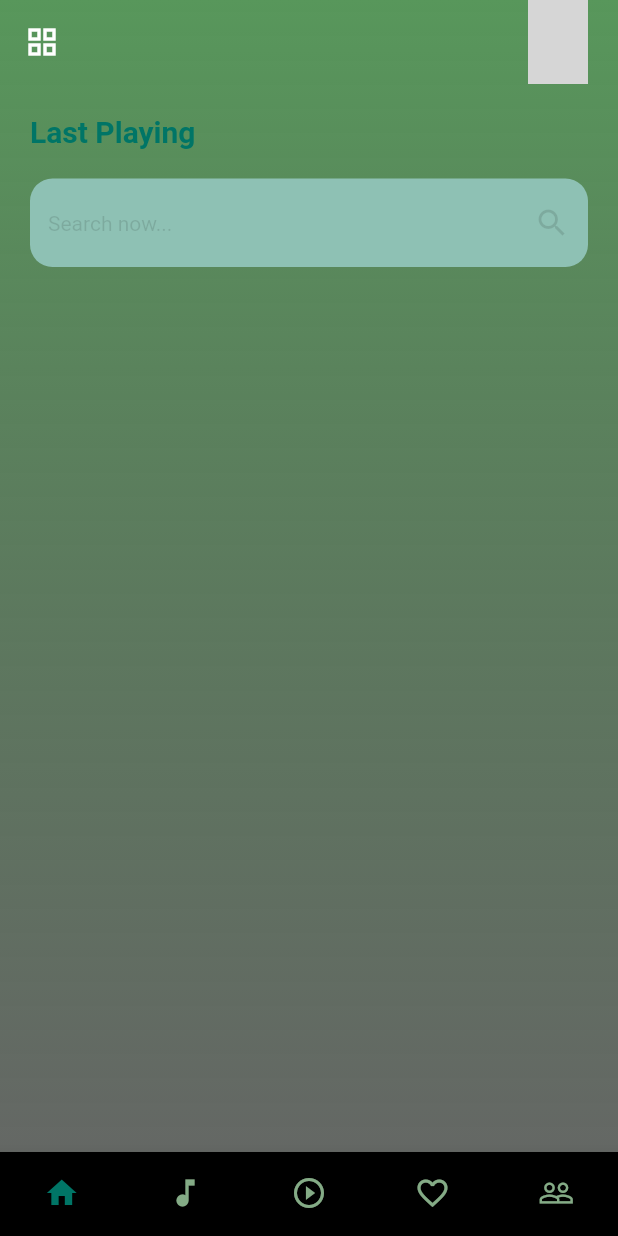
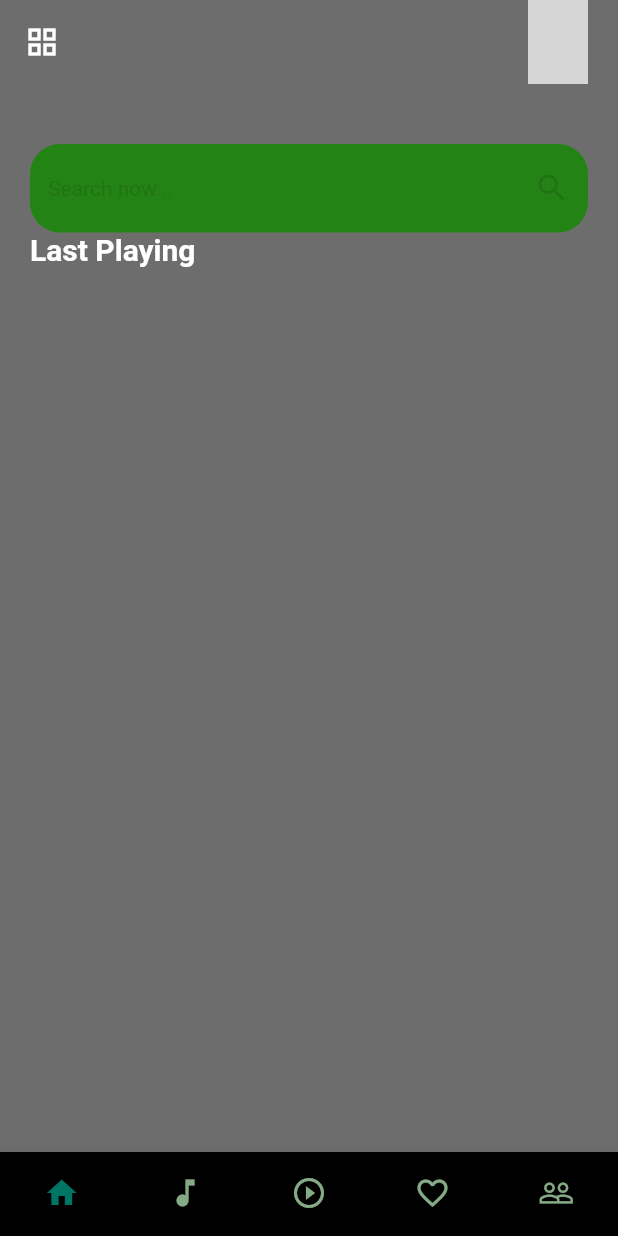
Before and after one commit to arifian853/RhythmPlayer, a Flutter app: the screen it shows after launch, on a phone screen of 412 x 824 dp. Run offline on Flutter 3.47's test engine with Material 2 defaults, Android fonts, the phone set to English and light mode, and no system bars; our stand-ins replace get; grey boxes are pictures that could not be loaded.

Commit message:
Major color changes, UI position fix - Arifian

```diff
--- a/lib/main.dart
+++ b/lib/main.dart
@@ -18,11 +18,10 @@ class MyApp extends StatelessWidget {
     return GetMaterialApp(
       title: 'RhythmPlayer Music App',
       theme: ThemeData(
-        textTheme: Theme.of(context).textTheme.apply(
-          bodyColor: Color.fromRGBO(0, 117, 102, 1),
-          displayColor: Color.fromRGBO(0, 117, 102, 1),
-        )
-      ),
+          textTheme: Theme.of(context).textTheme.apply(
+                bodyColor: const Color.fromRGBO(0, 0, 0, 1),
+                displayColor: const Color.fromRGBO(0, 0, 0, 1),
+              )),
       home: const SplashScreen(),
       getPages: [
         GetPage(name: '/', page: () => const HomeMusic()),
--- a/lib/pages/home_music.dart
+++ b/lib/pages/home_music.dart
@@ -6,16 +6,7 @@ class HomeMusic extends StatelessWidget {
   @override
   Widget build(BuildContext context) {
     return Container(
-      decoration: BoxDecoration(
-        gradient: LinearGradient(
-          begin: Alignment.topCenter,
-          end: Alignment.bottomCenter,
-          colors: [
-            Colors.green.shade800.withOpacity(0.8),
-            Colors.black12.withOpacity(0.6),
-          ],
-        ),
-      ),
+      decoration: const BoxDecoration(color: Color.fromRGBO(12, 12, 12, 0.6)),
       child: Scaffold(
         backgroundColor: Colors.transparent,
         appBar: const _CustomAppBar(),
@@ -27,34 +18,32 @@ class HomeMusic extends StatelessWidget {
               child: Column(
                 crossAxisAlignment: CrossAxisAlignment.start,
                 children: [
-                  Text(
-                    'Last Playing',
-                    style: Theme.of(context)
-                        .textTheme
-                        .titleLarge!
-                        .copyWith(fontWeight: FontWeight.bold),
-                  ),
                   const SizedBox(
                     height: 20,
                   ),
                   TextFormField(
                     decoration: InputDecoration(
                       filled: true,
-                      fillColor: Color.fromRGBO(142, 193, 180, 1),
+                      fillColor: const Color.fromRGBO(36, 131, 21, 1),
                       hintText: 'Search now...',
                       hintStyle: Theme.of(context)
                           .textTheme
                           .bodyMedium!
                           .copyWith(color: Colors.black12),
-                      suffixIcon: Icon(
+                      suffixIcon: const Icon(
                         Icons.search,
                         color: Colors.black12,
                       ),
                       border: OutlineInputBorder(
-                          borderRadius: BorderRadius.circular(15.0),
+                          borderRadius: BorderRadius.circular(20.0),
                           borderSide: BorderSide.none),
                     ),
-                  )
+                  ),
+                  Text(
+                    'Last Playing',
+                    style: Theme.of(context).textTheme.titleLarge!.copyWith(
+                        fontWeight: FontWeight.bold, color: Colors.white),
+                  ),
                 ],
               ),
             )
@@ -66,17 +55,15 @@ class HomeMusic extends StatelessWidget {
 }
 
 class _CustomNavBar extends StatelessWidget {
-  const _CustomNavBar({
-    super.key,
-  });
+  const _CustomNavBar();
 
   @override
   Widget build(BuildContext context) {
     return BottomNavigationBar(
         type: BottomNavigationBarType.fixed,
-        backgroundColor: Color.fromRGBO(0, 0, 0, 1),
+        backgroundColor: const Color.fromRGBO(0, 0, 0, 1),
         unselectedItemColor: Colors.green.shade200.withOpacity(0.8),
-        selectedItemColor: Color.fromRGBO(0, 117, 102, 1),
+        selectedItemColor: const Color.fromRGBO(0, 117, 102, 1),
         showSelectedLabels: false,
         showUnselectedLabels: false,
         items: const [
@@ -93,9 +80,7 @@ class _CustomNavBar extends StatelessWidget {
 }
 
 class _CustomAppBar extends StatelessWidget implements PreferredSizeWidget {
-  const _CustomAppBar({
-    super.key,
-  });
+  const _CustomAppBar();
 
   @override
   Widget build(BuildContext context) {
@@ -106,7 +91,7 @@ class _CustomAppBar extends StatelessWidget implements PreferredSizeWidget {
       actions: [
         Container(
           margin: const EdgeInsets.only(right: 20),
-          child: CircleAvatar(
+          child: const CircleAvatar(
             backgroundImage: AssetImage('assets/images/tone.png'),
           ),
         )
--- a/lib/pages/music_list.dart
+++ b/lib/pages/music_list.dart
@@ -5,6 +5,6 @@ class MusicList extends StatelessWidget {
 
   @override
   Widget build(BuildContext context) {
-    return Scaffold();
+    return const Scaffold();
   }
 }
--- a/lib/pages/playlist_page.dart
+++ b/lib/pages/playlist_page.dart
@@ -5,6 +5,6 @@ class PlaylistPage extends StatelessWidget {
 
   @override
   Widget build(BuildContext context) {
-    return Scaffold();
+    return const Scaffold();
   }
 }
```
Also changed, not shown: lib/pages/splash_screen.dart (+7 -7 lines).
